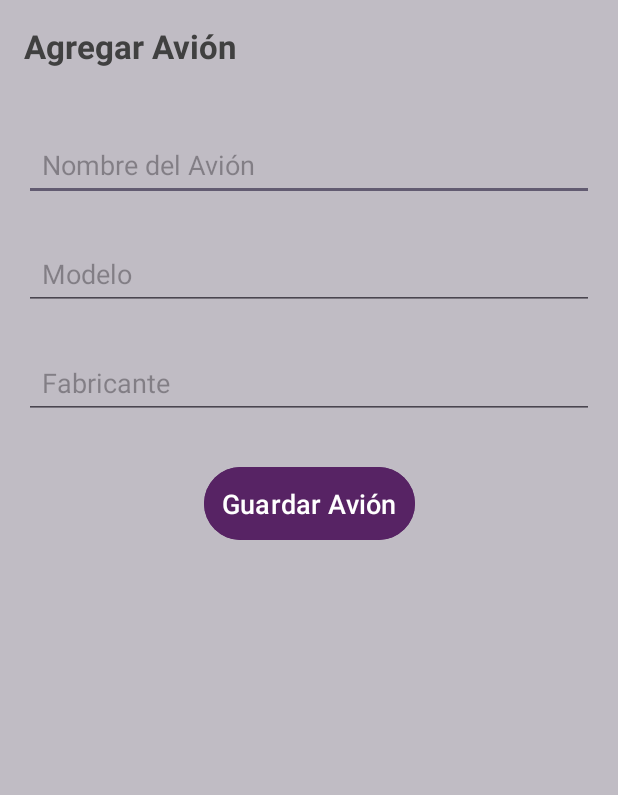
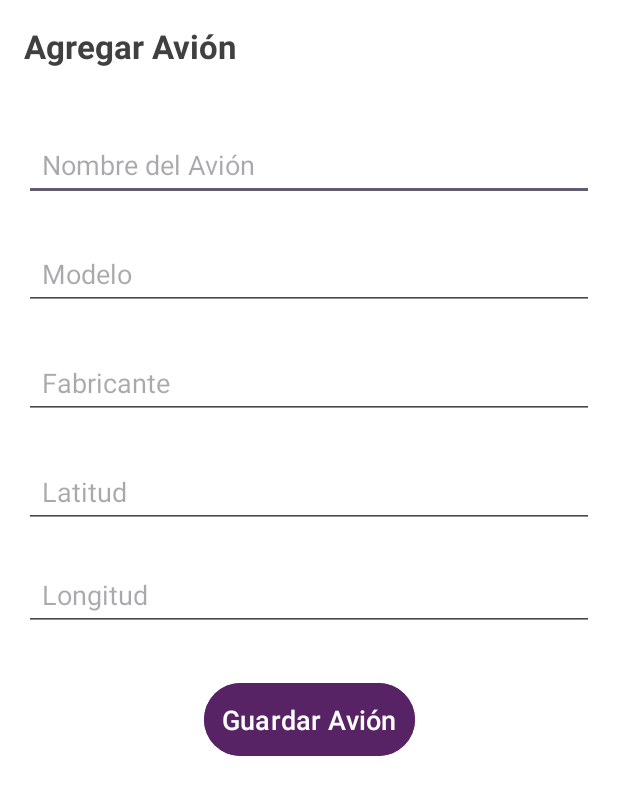
Before and after one commit to MOV-2024-B-CC-GR1/mov-gr1-rivas-jaramillo-wilmer-braulio, an Android app: the screen it shows after launch (AgregarAvionActivity), after a tap on "Agregar Avión", on a phone screen of 412 x 824 dp. Shown: the top 795 px of the screen. Run offline under Robolectric (Android 15) with nearby library versions, the phone set to English and light mode, and no system bars.

Commit message:
actualizacion examen 02 bim

```diff
--- a/Android-01/app/build.gradle.kts
+++ b/Android-01/app/build.gradle.kts
@@ -38,6 +38,8 @@ android {
 }
 
 dependencies {
+    implementation("com.google.android.gms:play-services-maps:18.1.0")
+    implementation("com.google.android.gms:play-services-location:21.0.1")
     implementation("androidx.room:room-runtime:2.5.2")
     // Para usar Coroutines con Room
     implementation("androidx.room:room-ktx:2.5.2")
--- a/Android-01/app/src/main/java/com/example/ccgr12024b_wbrj/AgregarAvionActivity.kt
+++ b/Android-01/app/src/main/java/com/example/ccgr12024b_wbrj/AgregarAvionActivity.kt
@@ -18,14 +18,19 @@ class AgregarAvionActivity : AppCompatActivity() {
 
         val etModelo: EditText = findViewById(R.id.etModelo)
         val etFabricante: EditText = findViewById(R.id.etFabricante)
+        val etLatitud: EditText = findViewById(R.id.etLatitud)
+        val etLongitud: EditText = findViewById(R.id.etLongitud)
+
         val btnGuardar: Button = findViewById(R.id.btnGuardar)
 
         btnGuardar.setOnClickListener {
             val modelo = etModelo.text.toString()
             val fabricante = etFabricante.text.toString()
+            val latitud = etLatitud.text.toString().toDoubleOrNull() ?: 0.0
+            val longitud = etLongitud.text.toString().toDoubleOrNull() ?: 0.0
 
             if (modelo.isNotEmpty() && fabricante.isNotEmpty()) {
-                val exito = databaseHelper.insertarAvion(modelo, fabricante)
+                val exito = databaseHelper.insertarAvion(modelo, fabricante, latitud, longitud)
                 if (exito) {
                     Toast.makeText(this, "Avión guardado", Toast.LENGTH_SHORT).show()
                     finish()
@@ -36,5 +41,6 @@ class AgregarAvionActivity : AppCompatActivity() {
                 Toast.makeText(this, "Complete todos los campos", Toast.LENGTH_SHORT).show()
             }
         }
+
     }
 }
--- a/Android-01/app/src/main/java/com/example/ccgr12024b_wbrj/Avion.kt
+++ b/Android-01/app/src/main/java/com/example/ccgr12024b_wbrj/Avion.kt
@@ -2,9 +2,11 @@ package com.example.ccgr12024b_wbrj
 
 // Entidad Avion
 data class Avion(
-    val id: Int = 0,
+    val id: Int,
     val modelo: String,
-    val fabricante: String
+    val fabricante: String,
+    val latitud: Double,    // Nuevo campo
+    val longitud: Double    // Nuevo campo
 )
 
 // Entidad ParteAvion
--- a/Android-01/app/src/main/java/com/example/ccgr12024b_wbrj/DatabaseHelper.kt
+++ b/Android-01/app/src/main/java/com/example/ccgr12024b_wbrj/DatabaseHelper.kt
@@ -5,41 +5,52 @@ import android.content.Context
 import android.database.sqlite.SQLiteDatabase
 import android.database.sqlite.SQLiteOpenHelper
 
-class DatabaseHelper(context: Context) :
-    SQLiteOpenHelper(context, DATABASE_NAME, null, DATABASE_VERSION) {
+class DatabaseHelper(context: Context) : SQLiteOpenHelper(context, DATABASE_NAME, null, DATABASE_VERSION) {
 
     companion object {
-        private const val DATABASE_NAME = "AvionesDB"
-        private const val DATABASE_VERSION = 1
-        private const val TABLE_AVIONES = "aviones"
+        private const val DATABASE_NAME = "aviones.db"
+        private const val DATABASE_VERSION = 2 // 🔹 Cambia la versión de la base de datos
 
-        private const val COLUMN_ID = "id"
-        private const val COLUMN_MODELO = "modelo"
-        private const val COLUMN_FABRICANTE = "fabricante"
+        const val TABLE_AVIONES = "avion"
+        const val COLUMN_ID = "id"
+        const val COLUMN_MODELO = "modelo"
+        const val COLUMN_FABRICANTE = "fabricante"
+        const val COLUMN_LATITUD = "latitud"  // 🔹 Nueva columna
+        const val COLUMN_LONGITUD = "longitud"  // 🔹 Nueva columna
     }
 
     override fun onCreate(db: SQLiteDatabase) {
-        val createTable = "CREATE TABLE $TABLE_AVIONES (" +
-                "$COLUMN_ID INTEGER PRIMARY KEY AUTOINCREMENT, " +
-                "$COLUMN_MODELO TEXT, " +
-                "$COLUMN_FABRICANTE TEXT)"
-        db.execSQL(createTable)
+        val createTableQuery = """
+            CREATE TABLE $TABLE_AVIONES (
+                $COLUMN_ID INTEGER PRIMARY KEY AUTOINCREMENT,
+                $COLUMN_MODELO TEXT,
+                $COLUMN_FABRICANTE TEXT,
+                $COLUMN_LATITUD REAL,  -- 🔹 Tipo REAL para almacenar Double
+                $COLUMN_LONGITUD REAL   -- 🔹 Tipo REAL para almacenar Double
+            )
+        """.trimIndent()
+
+        db.execSQL(createTableQuery)
     }
 
     override fun onUpgrade(db: SQLiteDatabase, oldVersion: Int, newVersion: Int) {
-        db.execSQL("DROP TABLE IF EXISTS $TABLE_AVIONES")
-        onCreate(db)
+        if (oldVersion < 2) { // 🔹 Verifica si la versión anterior es menor a la nueva
+            db.execSQL("ALTER TABLE $TABLE_AVIONES ADD COLUMN $COLUMN_LATITUD REAL DEFAULT 0.0")
+            db.execSQL("ALTER TABLE $TABLE_AVIONES ADD COLUMN $COLUMN_LONGITUD REAL DEFAULT 0.0")
+        }
     }
 
-    fun insertarAvion(modelo: String, fabricante: String): Boolean {
-        val db = writableDatabase
-        val values = ContentValues().apply {
-            put(COLUMN_MODELO, modelo)
-            put(COLUMN_FABRICANTE, fabricante)
-        }
-        val result = db.insert(TABLE_AVIONES, null, values)
-        db.close()
-        return result != -1L
+
+    fun insertarAvion(modelo: String, fabricante: String, latitud: Double, longitud: Double): Boolean {
+        val db = this.writableDatabase
+        val values = ContentValues()
+        values.put("modelo", modelo)
+        values.put("fabricante", fabricante)
+        values.put("latitud", latitud)
+        values.put("longitud", longitud)
+
+        val resultado = db.insert("avion", null, values)
+        return resultado != -1L
     }
 
     fun obtenerAviones(): List<Avion> {
@@ -52,7 +63,9 @@ class DatabaseHelper(context: Context) :
                 val id = cursor.getInt(cursor.getColumnIndexOrThrow(COLUMN_ID))
                 val modelo = cursor.getString(cursor.getColumnIndexOrThrow(COLUMN_MODELO))
                 val fabricante = cursor.getString(cursor.getColumnIndexOrThrow(COLUMN_FABRICANTE))
-                listaAviones.add(Avion(id, modelo, fabricante))
+                val latitud = cursor.getDouble(cursor.getColumnIndexOrThrow(COLUMN_LATITUD))
+                val longitud = cursor.getDouble(cursor.getColumnIndexOrThrow(COLUMN_LONGITUD))
+                listaAviones.add(Avion(id, modelo, fabricante, latitud, longitud))
             } while (cursor.moveToNext())
         }
         cursor.close()
--- a/Android-01/app/src/main/res/layout/activity_agregar_avion.xml
+++ b/Android-01/app/src/main/res/layout/activity_agregar_avion.xml
@@ -3,7 +3,7 @@
     xmlns:tools="http://schemas.android.com/tools"
     android:layout_width="match_parent"
     android:layout_height="match_parent"
-    android:background="#C0BCC4"
+    android:background="#FFFFFF"
     android:padding="16dp"
     tools:context=".AgregarAvionActivity">
 
@@ -60,6 +60,33 @@
         app:layout_constraintStart_toStartOf="parent"
         app:layout_constraintTop_toBottomOf="@id/etNombre" />
 
+
+    <EditText
+        android:id="@+id/etLongitud"
+        android:layout_width="match_parent"
+        android:layout_height="wrap_content"
+        android:layout_marginTop="20dp"
+        android:hint="Longitud"
+        android:inputType="numberDecimal"
+        android:padding="12dp"
+        app:layout_constraintEnd_toEndOf="parent"
+        app:layout_constraintHorizontal_bias="0.0"
+        app:layout_constraintStart_toStartOf="parent"
+        app:layout_constraintTop_toBottomOf="@id/etLatitud" />
+
+    <EditText
+        android:id="@+id/etLatitud"
+        android:layout_width="match_parent"
+        android:layout_height="wrap_content"
+        android:layout_marginTop="24dp"
+        android:hint="Latitud"
+        android:inputType="numberDecimal"
+        android:padding="12dp"
+        app:layout_constraintEnd_toEndOf="parent"
+        app:layout_constraintHorizontal_bias="0.0"
+        app:layout_constraintStart_toStartOf="parent"
+        app:layout_constraintTop_toBottomOf="@id/etFabricante" />
+
     <EditText
         android:id="@+id/etFabricante"
         android:layout_width="match_parent"
@@ -79,7 +106,7 @@
         android:id="@+id/btnGuardar"
         android:layout_width="wrap_content"
         android:layout_height="wrap_content"
-        android:layout_marginTop="28dp"
+        android:layout_marginTop="172dp"
         android:backgroundTint="#572364"
         android:padding="12dp"
         android:text="Guardar Avión"
--- /dev/null
+++ b/Android-01/app/src/main/res/layout/activity_mapa.xml
@@ -0,0 +1,6 @@
+<androidx.fragment.app.FragmentContainerView
+    xmlns:android="http://schemas.android.com/apk/res/android"
+    android:id="@+id/mapFragment"
+    android:name="com.google.android.gms.maps.SupportMapFragment"
+    android:layout_width="match_parent"
+    android:layout_height="match_parent"/>
--- a/Android-01/app/src/main/res/values/strings.xml
+++ b/Android-01/app/src/main/res/values/strings.xml
@@ -1,4 +1,8 @@
 <resources>
     <string name="app_name">ccgr12024b_wbrj</string>
-
+    <string name="detalle_avion">Detalles del Avión</string>
+    <string name="modelo">Modelo:</string>
+    <string name="fabricante">Fabricante:</string>
+    <string name="latitud">Latitud:</string>
+    <string name="longitud">Longitud:</string>
 </resources>
```
Also changed, not shown: Android-01/app/src/main/AndroidManifest.xml (+10 -0 lines), Android-01/app/src/main/java/com/example/ccgr12024b_wbrj/DetalleAvionActivity.kt (added, +63 -0 lines), Android-01/app/src/main/java/com/example/ccgr12024b_wbrj/MainActivity.kt (+18 -2 lines), Android-01/app/src/main/java/com/example/ccgr12024b_wbrj/MapActivity.kt (added, +39 -0 lines), Android-01/app/src/main/res/layout/activity_detalle_avion.xml (added, +110 -0 lines), Android-01/app/src/main/res/layout/activity_main.xml (+17 -3 lines).
